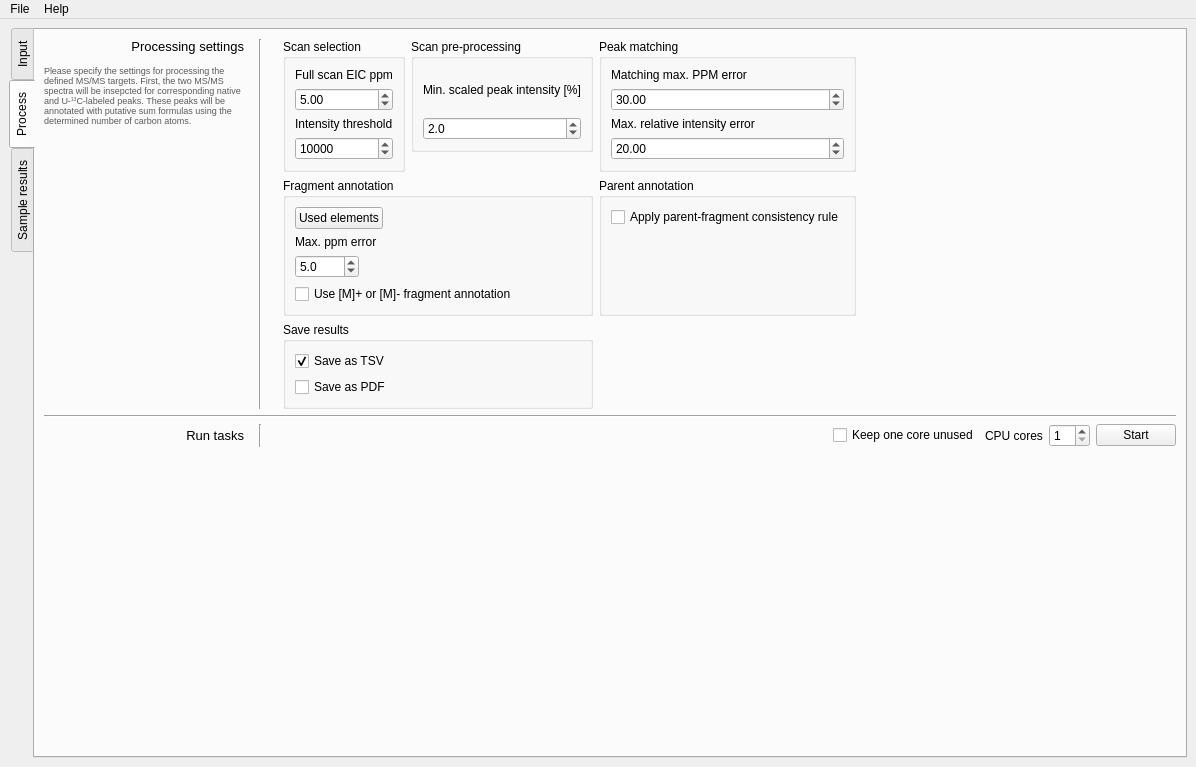
First picture: the form in mePyGuis/guis/FE_mainWindow.ui, repository chrboku/MetExtract-II, before the edit.
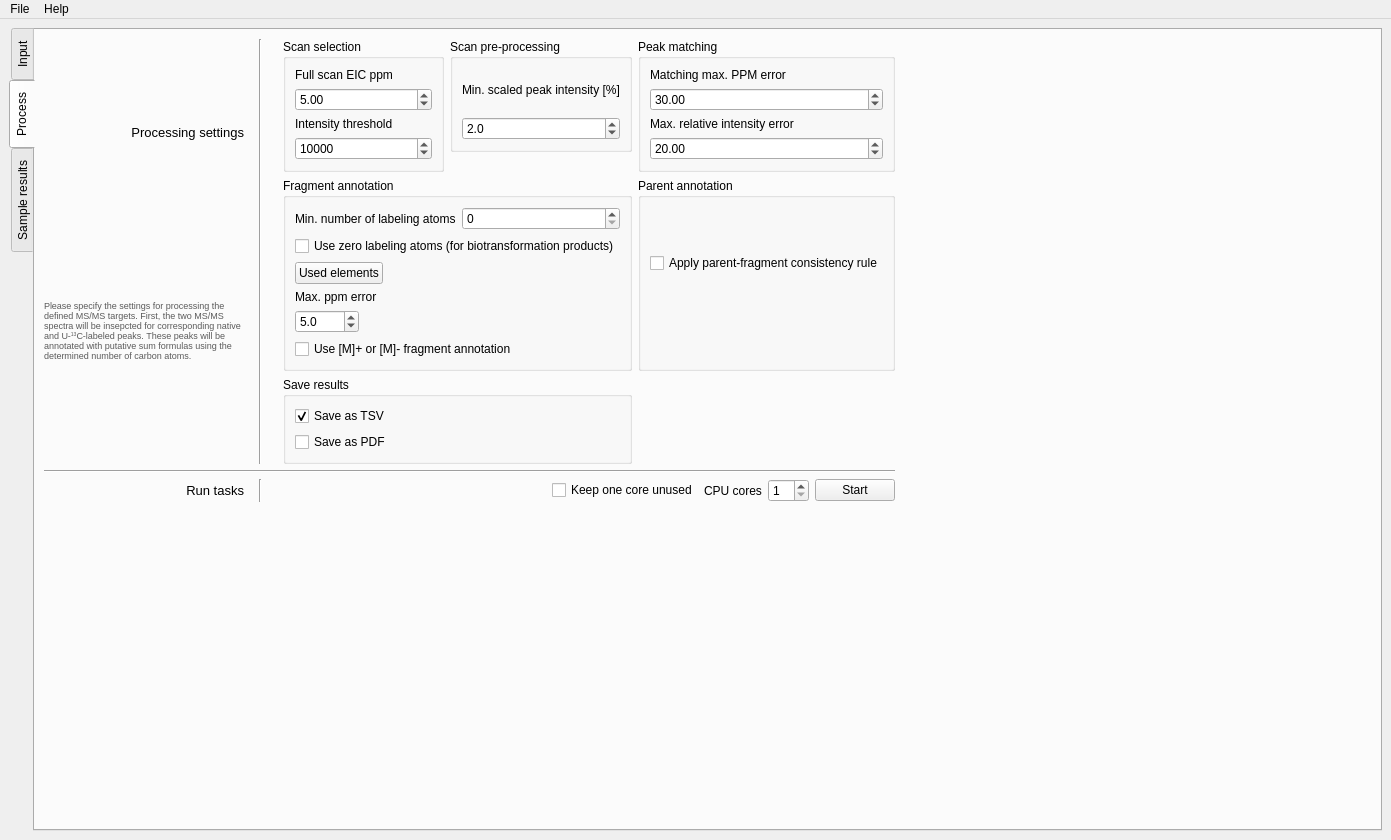
Second picture: the form after the edit. The open tabs and pages were chosen to show the change.

Commit message: Added: FragExtract support for biotransformation product ions Changed: use of logging facility in python (sinks: console and Log.txt file)

Patch:
```diff
--- a/mePyGuis/guis/FE_mainWindow.ui
+++ b/mePyGuis/guis/FE_mainWindow.ui
@@ -6,8 +6,8 @@
    <rect>
     <x>0</x>
     <y>0</y>
-    <width>1196</width>
-    <height>767</height>
+    <width>1391</width>
+    <height>840</height>
    </rect>
   </property>
   <property name="acceptDrops">
@@ -30,7 +30,7 @@
        <enum>QTabWidget::West</enum>
       </property>
       <property name="currentIndex">
-       <number>2</number>
+       <number>1</number>
       </property>
       <widget class="QWidget" name="inputTab">
        <attribute name="title">
@@ -256,9 +256,16 @@
        <attribute name="title">
         <string>Process</string>
        </attribute>
-       <layout class="QGridLayout" name="gridLayout_8">
+       <layout class="QGridLayout" name="gridLayout_8" rowstretch="0,2" columnstretch="0,2">
         <item row="0" column="0">
          <layout class="QGridLayout" name="gridLayout_9">
+          <item row="1" column="0" colspan="6">
+           <widget class="Line" name="line_5">
+            <property name="orientation">
+             <enum>Qt::Horizontal</enum>
+            </property>
+           </widget>
+          </item>
           <item row="0" column="3">
            <spacer name="horizontalSpacer_6">
             <property name="orientation">
@@ -357,7 +364,7 @@
                <enum>Qt::Vertical</enum>
               </property>
               <property name="sizeType">
-               <enum>QSizePolicy::Expanding</enum>
+               <enum>QSizePolicy::Preferred</enum>
               </property>
               <property name="sizeHint" stdset="0">
                <size>
@@ -376,26 +383,6 @@
             </property>
            </widget>
           </item>
-          <item row="1" column="0" colspan="6">
-           <widget class="Line" name="line_5">
-            <property name="orientation">
-             <enum>Qt::Horizontal</enum>
-            </property>
-           </widget>
-          </item>
-          <item row="3" column="0">
-           <spacer name="verticalSpacer_4">
-            <property name="orientation">
-             <enum>Qt::Vertical</enum>
-            </property>
-            <property name="sizeHint" stdset="0">
-             <size>
-              <width>20</width>
-              <height>40</height>
-             </size>
-            </property>
-           </spacer>
-          </item>
           <item row="2" column="0">
            <layout class="QGridLayout" name="gridLayout_11">
             <item row="0" column="0">
@@ -457,19 +444,6 @@
           </item>
           <item row="0" column="5">
            <layout class="QGridLayout" name="gridLayout_14">
-            <item row="0" column="4">
-             <spacer name="horizontalSpacer_4">
-              <property name="orientation">
-               <enum>Qt::Horizontal</enum>
-              </property>
-              <property name="sizeHint" stdset="0">
-               <size>
-                <width>40</width>
-                <height>20</height>
-               </size>
-              </property>
-             </spacer>
-            </item>
             <item row="0" column="0">
              <widget class="QGroupBox" name="groupBox">
               <property name="title">
@@ -657,6 +631,9 @@
                    <property name="orientation">
                     <enum>Qt::Horizontal</enum>
                    </property>
+                   <property name="sizeType">
+                    <enum>QSizePolicy::MinimumExpanding</enum>
+                   </property>
                    <property name="sizeHint" stdset="0">
                     <size>
                      <width>0</width>
@@ -701,6 +678,9 @@
                    <property name="orientation">
                     <enum>Qt::Horizontal</enum>
                    </property>
+                   <property name="sizeType">
+                    <enum>QSizePolicy::MinimumExpanding</enum>
+                   </property>
                    <property name="sizeHint" stdset="0">
                     <size>
                      <width>0</width>
@@ -711,6 +691,27 @@
                  </item>
                 </layout>
                </item>
+               <item row="0" column="0">
+                <layout class="QHBoxLayout" name="horizontalLayout_5">
+                 <item>
+                  <widget class="QLabel" name="label_15">
+                   <property name="text">
+                    <string>Min. number of labeling atoms</string>
+                   </property>
+                  </widget>
+                 </item>
+                 <item>
+                  <widget class="QSpinBox" name="minXn"/>
+                 </item>
+                </layout>
+               </item>
+               <item row="1" column="0">
+                <widget class="QCheckBox" name="useZeroLabelingAtoms">
+                 <property name="text">
+                  <string>Use zero labeling atoms (for biotransformation products)</string>
+                 </property>
+                </widget>
+               </item>
               </layout>
              </widget>
             </item>
@@ -732,6 +733,9 @@
                  <property name="orientation">
                   <enum>Qt::Vertical</enum>
                  </property>
+                 <property name="sizeType">
+                  <enum>QSizePolicy::Fixed</enum>
+                 </property>
                  <property name="sizeHint" stdset="0">
                   <size>
                    <width>20</width>
@@ -773,26 +777,48 @@
           </item>
           <item row="2" column="2">
            <widget class="Line" name="line_6">
+            <property name="sizePolicy">
+             <sizepolicy hsizetype="Fixed" vsizetype="Minimum">
+              <horstretch>0</horstretch>
+              <verstretch>0</verstretch>
+             </sizepolicy>
+            </property>
             <property name="orientation">
              <enum>Qt::Vertical</enum>
             </property>
            </widget>
           </item>
-          <item row="4" column="0">
-           <spacer name="verticalSpacer_7">
-            <property name="orientation">
-             <enum>Qt::Vertical</enum>
-            </property>
-            <property name="sizeHint" stdset="0">
-             <size>
-              <width>20</width>
-              <height>40</height>
-             </size>
-            </property>
-           </spacer>
-          </item>
          </layout>
         </item>
+        <item row="1" column="0">
+         <spacer name="verticalSpacer_7">
+          <property name="orientation">
+           <enum>Qt::Vertical</enum>
+          </property>
+          <property name="sizeHint" stdset="0">
+           <size>
+            <width>20</width>
+            <height>40</height>
+           </size>
+          </property>
+         </spacer>
+        </item>
+        <item row="0" column="1">
+         <spacer name="horizontalSpacer_4">
+          <property name="orientation">
+           <enum>Qt::Horizontal</enum>
+          </property>
+          <property name="sizeType">
+           <enum>QSizePolicy::Expanding</enum>
+          </property>
+          <property name="sizeHint" stdset="0">
+           <size>
+            <width>40</width>
+            <height>20</height>
+           </size>
+          </property>
+         </spacer>
+        </item>
        </layout>
       </widget>
       <widget class="QWidget" name="resultsTab">
@@ -974,7 +1000,6 @@
               <height>0</height>
              </size>
             </property>
-            <zorder>eicWidget</zorder>
            </widget>
           </item>
           <item>
@@ -1000,7 +1025,7 @@
     <rect>
      <x>0</x>
      <y>0</y>
-     <width>1196</width>
+     <width>1391</width>
      <height>26</height>
     </rect>
    </property>
```
The commit also changes 19 other files.
